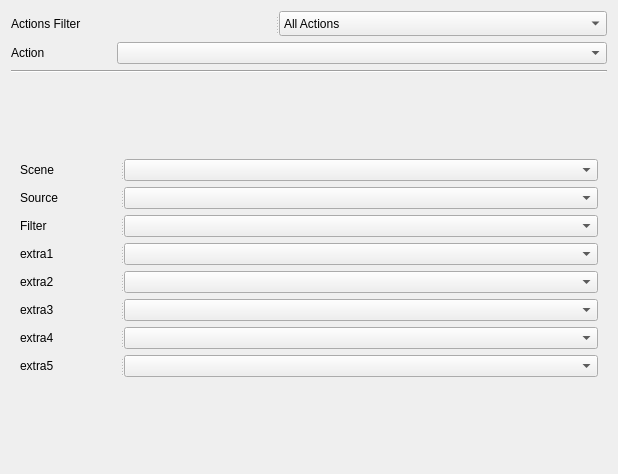
Qt form UI/forms/OBSActionsWidget.ui (cpyarger/obs-studio) before a commit.
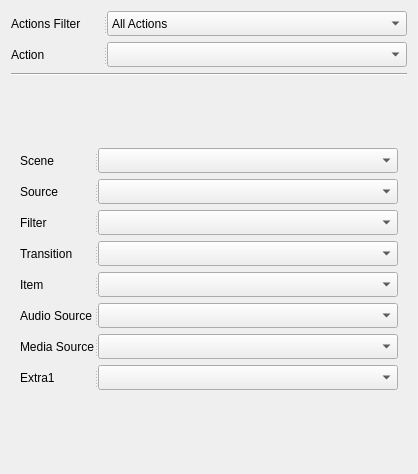
The same form after that commit.

Commit message: continue map for actionswidget action selector, modify utils get volume sources /media sources to return qstringlists

Diff of the .ui file:
```diff
--- a/UI/forms/OBSActionsWidget.ui
+++ b/UI/forms/OBSActionsWidget.ui
@@ -6,21 +6,78 @@
    <rect>
     <x>0</x>
     <y>0</y>
-    <width>618</width>
+    <width>405</width>
     <height>474</height>
    </rect>
   </property>
   <property name="sizePolicy">
-   <sizepolicy hsizetype="MinimumExpanding" vsizetype="MinimumExpanding">
+   <sizepolicy hsizetype="Preferred" vsizetype="Preferred">
     <horstretch>0</horstretch>
     <verstretch>0</verstretch>
    </sizepolicy>
   </property>
+  <property name="maximumSize">
+   <size>
+    <width>16777215</width>
+    <height>16777215</height>
+   </size>
+  </property>
   <property name="windowTitle">
    <string>OBS Actions Widget</string>
   </property>
   <layout class="QGridLayout" name="gridLayout">
-   <item row="0" column="0" colspan="2">
+   <item row="1" column="0">
+    <widget class="QSplitter" name="splitter_2">
+     <property name="orientation">
+      <enum>Qt::Horizontal</enum>
+     </property>
+     <widget class="QLabel" name="label_obs_output_action">
+      <property name="sizePolicy">
+       <sizepolicy hsizetype="Fixed" vsizetype="Fixed">
+        <horstretch>0</horstretch>
+        <verstretch>0</verstretch>
+       </sizepolicy>
+      </property>
+      <property name="maximumSize">
+       <size>
+        <width>100</width>
+        <height>25</height>
+       </size>
+      </property>
+      <property name="text">
+       <string>Action</string>
+      </property>
+     </widget>
+     <widget class="QComboBox" name="cb_obs_output_action">
+      <property name="sizePolicy">
+       <sizepolicy hsizetype="Fixed" vsizetype="Fixed">
+        <horstretch>0</horstretch>
+        <verstretch>0</verstretch>
+       </sizepolicy>
+      </property>
+      <property name="minimumSize">
+       <size>
+        <width>300</width>
+        <height>25</height>
+       </size>
+      </property>
+      <property name="maximumSize">
+       <size>
+        <width>300</width>
+        <height>25</height>
+       </size>
+      </property>
+     </widget>
+    </widget>
+   </item>
+   <item row="2" column="0">
+    <widget class="Line" name="line">
+     <property name="orientation">
+      <enum>Qt::Horizontal</enum>
+     </property>
+    </widget>
+   </item>
+   <item row="0" column="0">
     <widget class="QSplitter" name="splitter_obs_action">
      <property name="orientation">
       <enum>Qt::Vertical</enum>
@@ -30,26 +87,38 @@
        <enum>Qt::Horizontal</enum>
       </property>
       <widget class="QLabel" name="label_obs_action">
+       <property name="sizePolicy">
+        <sizepolicy hsizetype="Fixed" vsizetype="Fixed">
+         <horstretch>0</horstretch>
+         <verstretch>0</verstretch>
+        </sizepolicy>
+       </property>
+       <property name="maximumSize">
+        <size>
+         <width>100</width>
+         <height>25</height>
+        </size>
+       </property>
        <property name="text">
         <string>Actions Filter</string>
        </property>
       </widget>
       <widget class="QComboBox" name="cb_obs_action">
        <property name="sizePolicy">
-        <sizepolicy hsizetype="Preferred" vsizetype="Fixed">
+        <sizepolicy hsizetype="Fixed" vsizetype="Fixed">
          <horstretch>0</horstretch>
          <verstretch>0</verstretch>
         </sizepolicy>
        </property>
        <property name="minimumSize">
         <size>
-         <width>0</width>
-         <height>0</height>
+         <width>300</width>
+         <height>25</height>
         </size>
        </property>
        <property name="maximumSize">
         <size>
-         <width>16777215</width>
+         <width>300</width>
          <height>25</height>
         </size>
        </property>
@@ -78,173 +147,24 @@
          <string>Filters</string>
         </property>
        </item>
+       <item>
+        <property name="text">
+         <string>Media</string>
+        </property>
+       </item>
       </widget>
      </widget>
     </widget>
    </item>
-   <item row="1" column="0">
-    <widget class="QLabel" name="label_obs_output_action">
-     <property name="maximumSize">
-      <size>
-       <width>100</width>
-       <height>16777215</height>
-      </size>
-     </property>
-     <property name="text">
-      <string>Action</string>
-     </property>
-    </widget>
-   </item>
-   <item row="1" column="1">
-    <widget class="QComboBox" name="cb_obs_output_action">
-     <property name="maximumSize">
-      <size>
-       <width>16777215</width>
-       <height>25</height>
-      </size>
-     </property>
-    </widget>
-   </item>
-   <item row="2" column="0" colspan="2">
-    <widget class="Line" name="line">
-     <property name="orientation">
-      <enum>Qt::Horizontal</enum>
-     </property>
-    </widget>
-   </item>
-   <item row="3" column="0" colspan="2">
+   <item row="3" column="0" alignment="Qt::AlignHCenter|Qt::AlignVCenter">
     <widget class="QWidget" name="widget_obs_output" native="true">
+     <property name="sizePolicy">
+      <sizepolicy hsizetype="MinimumExpanding" vsizetype="MinimumExpanding">
+       <horstretch>0</horstretch>
+       <verstretch>0</verstretch>
+      </sizepolicy>
+     </property>
      <layout class="QGridLayout" name="gridLayout_2">
-      <item row="5" column="0">
-       <widget class="QSplitter" name="splitter_obs_output_extra_2">
-        <property name="orientation">
-         <enum>Qt::Horizontal</enum>
-        </property>
-        <widget class="QLabel" name="label_obs_output_extra_2">
-         <property name="maximumSize">
-          <size>
-           <width>100</width>
-           <height>25</height>
-          </size>
-         </property>
-         <property name="text">
-          <string>extra2</string>
-         </property>
-        </widget>
-        <widget class="QComboBox" name="cb_obs_output_extra_2">
-         <property name="maximumSize">
-          <size>
-           <width>16777215</width>
-           <height>25</height>
-          </size>
-         </property>
-        </widget>
-       </widget>
-      </item>
-      <item row="8" column="0">
-       <widget class="QSplitter" name="splitter_obs_output_extra_5">
-        <property name="orientation">
-         <enum>Qt::Horizontal</enum>
-        </property>
-        <widget class="QLabel" name="label_obs_output_extra_5">
-         <property name="maximumSize">
-          <size>
-           <width>100</width>
-           <height>25</height>
-          </size>
-         </property>
-         <property name="text">
-          <string>extra5</string>
-         </property>
-        </widget>
-        <widget class="QComboBox" name="cb_obs_output_extra_5">
-         <property name="maximumSize">
-          <size>
-           <width>16777215</width>
-           <height>25</height>
-          </size>
-         </property>
-        </widget>
-       </widget>
-      </item>
-      <item row="7" column="0">
-       <widget class="QSplitter" name="splitter_obs_output_extra_4">
-        <property name="orientation">
-         <enum>Qt::Horizontal</enum>
-        </property>
-        <widget class="QLabel" name="label_obs_output_extra_4">
-         <property name="maximumSize">
-          <size>
-           <width>100</width>
-           <height>25</height>
-          </size>
-         </property>
-         <property name="text">
-          <string>extra4</string>
-         </property>
-        </widget>
-        <widget class="QComboBox" name="cb_obs_output_extra_4">
-         <property name="maximumSize">
-          <size>
-           <width>16777215</width>
-           <height>25</height>
-          </size>
-         </property>
-        </widget>
-       </widget>
-      </item>
-      <item row="2" column="0">
-       <widget class="QSplitter" name="splitter_obs_output_source">
-        <property name="orientation">
-         <enum>Qt::Horizontal</enum>
-        </property>
-        <widget class="QLabel" name="label_obs_output_source">
-         <property name="maximumSize">
-          <size>
-           <width>100</width>
-           <height>25</height>
-          </size>
-         </property>
-         <property name="text">
-          <string>Source</string>
-         </property>
-        </widget>
-        <widget class="QComboBox" name="cb_obs_output_source">
-         <property name="maximumSize">
-          <size>
-           <width>16777215</width>
-           <height>25</height>
-          </size>
-         </property>
-        </widget>
-       </widget>
-      </item>
-      <item row="4" column="0">
-       <widget class="QSplitter" name="splitter_obs_output_extra_1">
-        <property name="orientation">
-         <enum>Qt::Horizontal</enum>
-        </property>
-        <widget class="QLabel" name="label_obs_output_extra_1">
-         <property name="maximumSize">
-          <size>
-           <width>100</width>
-           <height>25</height>
-          </size>
-         </property>
-         <property name="text">
-          <string>extra1</string>
-         </property>
-        </widget>
-        <widget class="QComboBox" name="cb_obs_output_extra_1">
-         <property name="maximumSize">
-          <size>
-           <width>16777215</width>
-           <height>25</height>
-          </size>
-         </property>
-        </widget>
-       </widget>
-      </item>
       <item row="0" column="0">
        <spacer name="verticalSpacer_top">
         <property name="orientation">
@@ -258,12 +178,78 @@
         </property>
        </spacer>
       </item>
+      <item row="8" column="0">
+       <widget class="QSplitter" name="splitter_obs_output_media_source">
+        <property name="orientation">
+         <enum>Qt::Horizontal</enum>
+        </property>
+        <widget class="QLabel" name="label_obs_output_media_source">
+         <property name="sizePolicy">
+          <sizepolicy hsizetype="Fixed" vsizetype="Fixed">
+           <horstretch>0</horstretch>
+           <verstretch>0</verstretch>
+          </sizepolicy>
+         </property>
+         <property name="maximumSize">
+          <size>
+           <width>100</width>
+           <height>25</height>
+          </size>
+         </property>
+         <property name="text">
+          <string>Media Source</string>
+         </property>
+        </widget>
+        <widget class="QComboBox" name="cb_obs_output_media_source">
+         <property name="sizePolicy">
+          <sizepolicy hsizetype="Fixed" vsizetype="Fixed">
+           <horstretch>0</horstretch>
+           <verstretch>0</verstretch>
+          </sizepolicy>
+         </property>
+         <property name="minimumSize">
+          <size>
+           <width>300</width>
+           <height>25</height>
+          </size>
+         </property>
+         <property name="maximumSize">
+          <size>
+           <width>300</width>
+           <height>25</height>
+          </size>
+         </property>
+        </widget>
+       </widget>
+      </item>
+      <item row="11" column="0">
+       <spacer name="verticalSpacer_bottom">
+        <property name="orientation">
+         <enum>Qt::Vertical</enum>
+        </property>
+        <property name="sizeType">
+         <enum>QSizePolicy::MinimumExpanding</enum>
+        </property>
+        <property name="sizeHint" stdset="0">
+         <size>
+          <width>20</width>
+          <height>3</height>
+         </size>
+        </property>
+       </spacer>
+      </item>
       <item row="3" column="0">
        <widget class="QSplitter" name="splitter_obs_output_filter">
         <property name="orientation">
          <enum>Qt::Horizontal</enum>
         </property>
         <widget class="QLabel" name="label_obs_output_filter">
+         <property name="sizePolicy">
+          <sizepolicy hsizetype="Fixed" vsizetype="Fixed">
+           <horstretch>0</horstretch>
+           <verstretch>0</verstretch>
+          </sizepolicy>
+         </property>
          <property name="maximumSize">
           <size>
            <width>100</width>
@@ -275,9 +261,153 @@
          </property>
         </widget>
         <widget class="QComboBox" name="cb_obs_output_filter">
+         <property name="sizePolicy">
+          <sizepolicy hsizetype="Fixed" vsizetype="Fixed">
+           <horstretch>0</horstretch>
+           <verstretch>0</verstretch>
+          </sizepolicy>
+         </property>
+         <property name="minimumSize">
+          <size>
+           <width>300</width>
+           <height>25</height>
+          </size>
+         </property>
          <property name="maximumSize">
           <size>
-           <width>16777215</width>
+           <width>300</width>
+           <height>25</height>
+          </size>
+         </property>
+        </widget>
+       </widget>
+      </item>
+      <item row="5" column="0">
+       <widget class="QSplitter" name="splitter_obs_output_transition">
+        <property name="orientation">
+         <enum>Qt::Horizontal</enum>
+        </property>
+        <widget class="QLabel" name="label_obs_output_transition">
+         <property name="sizePolicy">
+          <sizepolicy hsizetype="Fixed" vsizetype="Fixed">
+           <horstretch>0</horstretch>
+           <verstretch>0</verstretch>
+          </sizepolicy>
+         </property>
+         <property name="maximumSize">
+          <size>
+           <width>100</width>
+           <height>25</height>
+          </size>
+         </property>
+         <property name="text">
+          <string>Transition</string>
+         </property>
+        </widget>
+        <widget class="QComboBox" name="cb_obs_output_transition">
+         <property name="sizePolicy">
+          <sizepolicy hsizetype="Fixed" vsizetype="Fixed">
+           <horstretch>0</horstretch>
+           <verstretch>0</verstretch>
+          </sizepolicy>
+         </property>
+         <property name="minimumSize">
+          <size>
+           <width>300</width>
+           <height>25</height>
+          </size>
+         </property>
+         <property name="maximumSize">
+          <size>
+           <width>300</width>
+           <height>25</height>
+          </size>
+         </property>
+        </widget>
+       </widget>
+      </item>
+      <item row="7" column="0">
+       <widget class="QSplitter" name="splitter_obs_output_audio_source">
+        <property name="orientation">
+         <enum>Qt::Horizontal</enum>
+        </property>
+        <widget class="QLabel" name="label_obs_output_audio_source">
+         <property name="sizePolicy">
+          <sizepolicy hsizetype="Fixed" vsizetype="Fixed">
+           <horstretch>0</horstretch>
+           <verstretch>0</verstretch>
+          </sizepolicy>
+         </property>
+         <property name="maximumSize">
+          <size>
+           <width>100</width>
+           <height>25</height>
+          </size>
+         </property>
+         <property name="text">
+          <string>Audio Source</string>
+         </property>
+        </widget>
+        <widget class="QComboBox" name="cb_obs_output_audio_source">
+         <property name="sizePolicy">
+          <sizepolicy hsizetype="Fixed" vsizetype="Fixed">
+           <horstretch>0</horstretch>
+           <verstretch>0</verstretch>
+          </sizepolicy>
+         </property>
+         <property name="minimumSize">
+          <size>
+           <width>300</width>
+           <height>25</height>
+          </size>
+         </property>
+         <property name="maximumSize">
+          <size>
+           <width>300</width>
+           <height>25</height>
+          </size>
+         </property>
+        </widget>
+       </widget>
+      </item>
+      <item row="2" column="0">
+       <widget class="QSplitter" name="splitter_obs_output_source">
+        <property name="orientation">
+         <enum>Qt::Horizontal</enum>
+        </property>
+        <widget class="QLabel" name="label_obs_output_source">
+         <property name="sizePolicy">
+          <sizepolicy hsizetype="Fixed" vsizetype="Fixed">
+           <horstretch>0</horstretch>
+           <verstretch>0</verstretch>
+          </sizepolicy>
+         </property>
+         <property name="maximumSize">
+          <size>
+           <width>100</width>
+           <height>25</height>
+          </size>
+         </property>
+         <property name="text">
+          <string>Source</string>
+         </property>
+        </widget>
+        <widget class="QComboBox" name="cb_obs_output_source">
+         <property name="sizePolicy">
+          <sizepolicy hsizetype="Fixed" vsizetype="Fixed">
+           <horstretch>0</horstretch>
+           <verstretch>0</verstretch>
+          </sizepolicy>
+         </property>
+         <property name="minimumSize">
+          <size>
+           <width>300</width>
+           <height>25</height>
+          </size>
+         </property>
+         <property name="maximumSize">
+          <size>
+           <width>300</width>
            <height>25</height>
           </size>
          </property>
@@ -285,11 +415,17 @@
        </widget>
       </item>
       <item row="6" column="0">
-       <widget class="QSplitter" name="splitter_obs_output_extra_3">
+       <widget class="QSplitter" name="splitter_obs_output_item">
         <property name="orientation">
          <enum>Qt::Horizontal</enum>
         </property>
-        <widget class="QLabel" name="label_obs_output_extra_3">
+        <widget class="QLabel" name="label_obs_output_item">
+         <property name="sizePolicy">
+          <sizepolicy hsizetype="Fixed" vsizetype="Fixed">
+           <horstretch>0</horstretch>
+           <verstretch>0</verstretch>
+          </sizepolicy>
+         </property>
          <property name="maximumSize">
           <size>
            <width>100</width>
@@ -297,25 +433,50 @@
           </size>
          </property>
          <property name="text">
-          <string>extra3</string>
+          <string>Item</string>
          </property>
         </widget>
-        <widget class="QComboBox" name="cb_obs_output_extra_3">
+        <widget class="QComboBox" name="cb_obs_output_item">
+         <property name="sizePolicy">
+          <sizepolicy hsizetype="Fixed" vsizetype="Fixed">
+           <horstretch>0</horstretch>
+           <verstretch>0</verstretch>
+          </sizepolicy>
+         </property>
+         <property name="minimumSize">
+          <size>
+           <width>300</width>
+           <height>25</height>
+          </size>
+         </property>
          <property name="maximumSize">
           <size>
-           <width>16777215</width>
+           <width>300</width>
            <height>25</height>
           </size>
          </property>
         </widget>
        </widget>
       </item>
+      <item row="10" column="0">
+       <widget class="QSplitter" name="splitter_obs_output_action">
+        <property name="orientation">
+         <enum>Qt::Horizontal</enum>
+        </property>
+       </widget>
+      </item>
       <item row="1" column="0">
        <widget class="QSplitter" name="splitter_obs_output_scene">
         <property name="orientation">
          <enum>Qt::Horizontal</enum>
         </property>
         <widget class="QLabel" name="label_obs_output_scene">
+         <property name="sizePolicy">
+          <sizepolicy hsizetype="Fixed" vsizetype="Fixed">
+           <horstretch>0</horstretch>
+           <verstretch>0</verstretch>
+          </sizepolicy>
+         </property>
          <property name="maximumSize">
           <size>
            <width>100</width>
@@ -327,9 +488,21 @@
          </property>
         </widget>
         <widget class="QComboBox" name="cb_obs_output_scene">
+         <property name="sizePolicy">
+          <sizepolicy hsizetype="Fixed" vsizetype="Fixed">
+           <horstretch>0</horstretch>
+           <verstretch>0</verstretch>
+          </sizepolicy>
+         </property>
+         <property name="minimumSize">
+          <size>
+           <width>300</width>
+           <height>25</height>
+          </size>
+         </property>
          <property name="maximumSize">
           <size>
-           <width>16777215</width>
+           <width>300</width>
            <height>25</height>
           </size>
          </property>
@@ -337,25 +510,49 @@
        </widget>
       </item>
       <item row="9" column="0">
-       <widget class="QSplitter" name="splitter_obs_output_action">
+       <widget class="QSplitter" name="splitter_obs_output_extra_1">
         <property name="orientation">
          <enum>Qt::Horizontal</enum>
         </property>
+        <widget class="QLabel" name="label_obs_output_extra_1">
+         <property name="sizePolicy">
+          <sizepolicy hsizetype="Fixed" vsizetype="Fixed">
+           <horstretch>0</horstretch>
+           <verstretch>0</verstretch>
+          </sizepolicy>
+         </property>
+         <property name="maximumSize">
+          <size>
+           <width>100</width>
+           <height>25</height>
+          </size>
+         </property>
+         <property name="text">
+          <string>Extra1</string>
+         </property>
+        </widget>
+        <widget class="QComboBox" name="cb_obs_output_extra_1">
+         <property name="sizePolicy">
+          <sizepolicy hsizetype="Fixed" vsizetype="Fixed">
+           <horstretch>0</horstretch>
+           <verstretch>0</verstretch>
+          </sizepolicy>
+         </property>
+         <property name="minimumSize">
+          <size>
+           <width>300</width>
+           <height>25</height>
+          </size>
+         </property>
+         <property name="maximumSize">
+          <size>
+           <width>300</width>
+           <height>25</height>
+          </size>
+         </property>
+        </widget>
        </widget>
       </item>
-      <item row="10" column="0">
-       <spacer name="verticalSpacer_bottom">
-        <property name="orientation">
-         <enum>Qt::Vertical</enum>
-        </property>
-        <property name="sizeHint" stdset="0">
-         <size>
-          <width>20</width>
-          <height>3</height>
-         </size>
-        </property>
-       </spacer>
-      </item>
      </layout>
     </widget>
    </item>
```
The commit also changes 3 other files.
